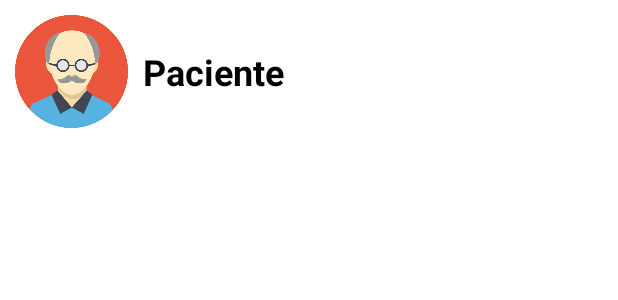
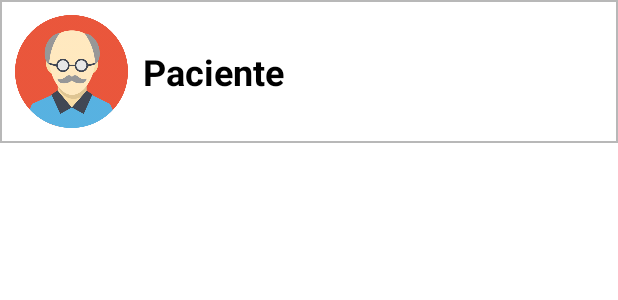
Before and after one commit to pauloarcosta03/ElderCare, an Android app: the layout adapter_gestao_pacientes.xml on its own in the app's theme, with its tools: preview values and no code run, on a phone screen of 412 x 824 dp. Shown: the top 300 px of the screen. Run offline under Robolectric (Android 15) with nearby library versions, the phone set to English and light mode, and no system bars.

Commit message:
melhoramento layout adapter_gestao_pacientes.xml

```diff
--- a/app/src/main/res/layout/adapter_gestao_pacientes.xml
+++ b/app/src/main/res/layout/adapter_gestao_pacientes.xml
@@ -8,6 +8,7 @@
     <LinearLayout
         android:layout_width="match_parent"
         android:layout_height="wrap_content"
+        android:background="@drawable/botao_borda"
         android:gravity="center_vertical"
         android:padding="10dp">
 
--- a/app/src/main/res/layout/adapter_notificacao.xml
+++ b/app/src/main/res/layout/adapter_notificacao.xml
@@ -31,7 +31,7 @@
 
         <TextView
             android:id="@+id/textHoras"
-            android:layout_width="100dp"
+            android:layout_width="200dp"
             android:layout_height="wrap_content"
             android:layout_weight="1"
             android:text="00:00"
```
